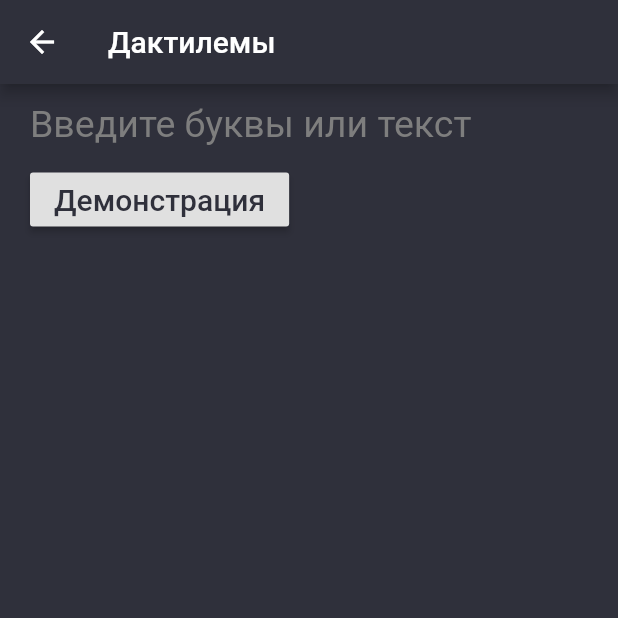
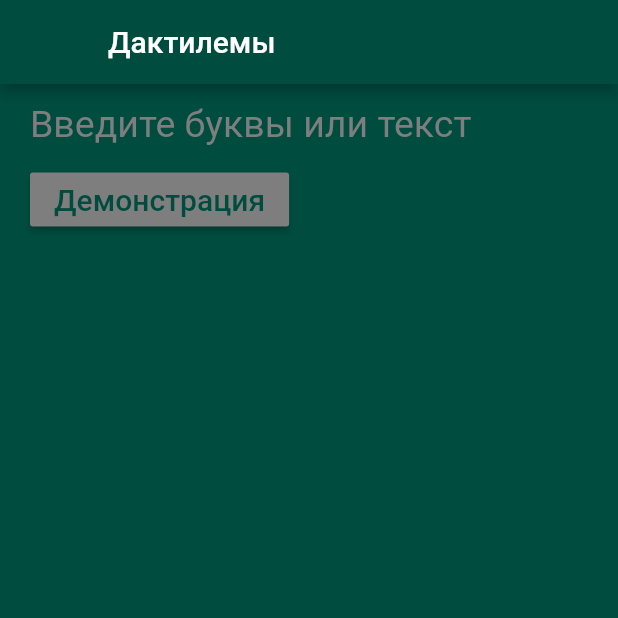
Before and after one commit to kolaqsq/RobotArm, a Flutter app: the DactylsMain screen opened directly, on a phone screen of 412 x 824 dp, the top half of it. Run offline on Flutter 3.47's test engine with Material 2 defaults, Android fonts, the phone set to English and light mode, and no system bars.

Commit message:
Changed theme

```diff
--- a/lib/dactyls.dart
+++ b/lib/dactyls.dart
@@ -18,6 +18,7 @@ class DactylsMainState extends State<DactylsMain> {
     return new Scaffold(
       appBar: new AppBar(
         title: new Text('Дактилемы'),
+        leading: new Container(),
         backgroundColor: PrimaryColor,
       ),
       body: new Form(
@@ -42,6 +43,7 @@ class DactylsMainState extends State<DactylsMain> {
                   },
                 ),
                 RaisedButton(
+                  color: AccentColor,
                   onPressed: () {
                     // Validate returns true if the form is valid, otherwise false
                     if (_formKey.currentState.validate()) {
--- a/lib/gestures.dart
+++ b/lib/gestures.dart
@@ -1,7 +1,7 @@
 import 'package:flutter/material.dart';
 
+import 'connection.dart';
 import 'main.dart';
-import 'connection.dart';
 
 class GesturesMain extends StatelessWidget {
   GesturesMain();
--- a/lib/main.dart
+++ b/lib/main.dart
@@ -1,9 +1,9 @@
 import 'package:flutter/material.dart';
 import 'package:flutter/services.dart';
 
+import 'auth.dart';
 import 'dactyls.dart';
 import 'gestures.dart';
-import 'auth.dart';
 
 class BottomTabBar extends StatefulWidget {
   const BottomTabBar({Key key}) : super(key: key);
@@ -70,7 +70,7 @@ class _BottomTabBarState extends State<BottomTabBar>
   }
 }
 
-const PrimaryColor = Color(0xFF2F303B);
+const PrimaryColor = Color(0xFF004D40);
 const SecondaryColor = Color(0xFFC4C4C4);
 const TextColor = Color(0xFFFFFFFF);
 const AccentColor = Color(0xFF7E7E7E);
```
